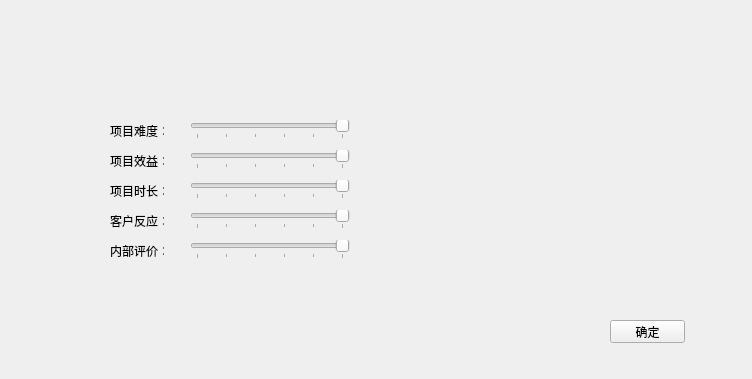
Old version of the form projectgrade.ui in the repository neverlandgy/teamhelper.
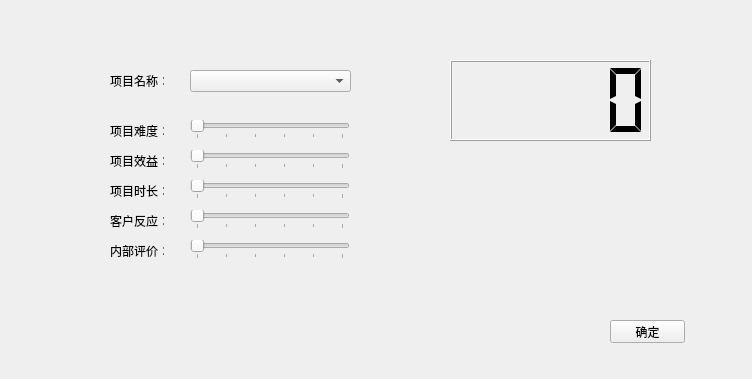
New version of the form.

Commit message: 完善项目评价

```diff
--- a/projectgrade.ui
+++ b/projectgrade.ui
@@ -96,6 +96,9 @@
      <height>19</height>
     </rect>
    </property>
+   <property name="layoutDirection">
+    <enum>Qt::RightToLeft</enum>
+   </property>
    <property name="maximum">
     <number>5</number>
    </property>
@@ -127,6 +130,9 @@
      <height>19</height>
     </rect>
    </property>
+   <property name="layoutDirection">
+    <enum>Qt::RightToLeft</enum>
+   </property>
    <property name="maximum">
     <number>5</number>
    </property>
@@ -158,6 +164,9 @@
      <height>19</height>
     </rect>
    </property>
+   <property name="layoutDirection">
+    <enum>Qt::RightToLeft</enum>
+   </property>
    <property name="maximum">
     <number>5</number>
    </property>
@@ -189,6 +198,9 @@
      <height>19</height>
     </rect>
    </property>
+   <property name="layoutDirection">
+    <enum>Qt::RightToLeft</enum>
+   </property>
    <property name="maximum">
     <number>5</number>
    </property>
@@ -220,6 +232,9 @@
      <height>19</height>
     </rect>
    </property>
+   <property name="layoutDirection">
+    <enum>Qt::RightToLeft</enum>
+   </property>
    <property name="maximum">
     <number>5</number>
    </property>
@@ -255,6 +270,51 @@
     <string>确定</string>
    </property>
   </widget>
+  <widget class="QComboBox" name="comboBox">
+   <property name="geometry">
+    <rect>
+     <x>190</x>
+     <y>70</y>
+     <width>161</width>
+     <height>22</height>
+    </rect>
+   </property>
+  </widget>
+  <widget class="QLabel" name="label_6">
+   <property name="geometry">
+    <rect>
+     <x>110</x>
+     <y>70</y>
+     <width>54</width>
+     <height>21</height>
+    </rect>
+   </property>
+   <property name="text">
+    <string>项目名称：</string>
+   </property>
+  </widget>
+  <widget class="QLCDNumber" name="lcdNumber">
+   <property name="geometry">
+    <rect>
+     <x>450</x>
+     <y>60</y>
+     <width>201</width>
+     <height>81</height>
+    </rect>
+   </property>
+   <property name="frameShape">
+    <enum>QFrame::Box</enum>
+   </property>
+   <property name="frameShadow">
+    <enum>QFrame::Raised</enum>
+   </property>
+   <property name="smallDecimalPoint">
+    <bool>false</bool>
+   </property>
+   <property name="segmentStyle">
+    <enum>QLCDNumber::Flat</enum>
+   </property>
+  </widget>
  </widget>
  <resources/>
  <connections/>
```
Left out of the diff: 10 changed lines with no effect on the pictures. The commit also changes 2 other files.
